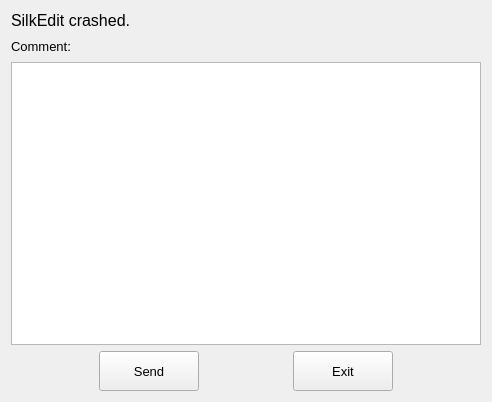
Old version of the form crashreporter/src/mainwindow.ui in the repository silkedit/silkedit.
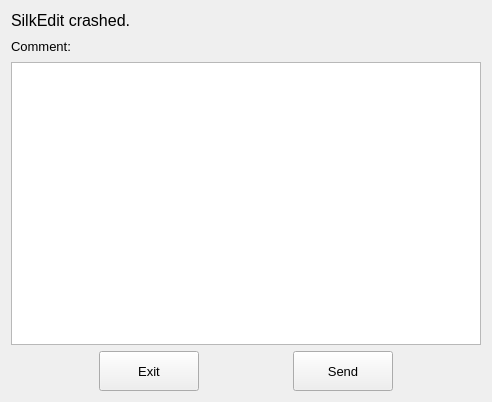
New version of the form.

The edit to the form file:
```diff
--- a/crashreporter/src/mainwindow.ui
+++ b/crashreporter/src/mainwindow.ui
@@ -91,7 +91,7 @@
       <item>
        <layout class="QHBoxLayout" name="horizontalLayout">
         <item>
-         <widget class="QPushButton" name="pushButton_send">
+         <widget class="QPushButton" name="pushButton_exit">
           <property name="minimumSize">
            <size>
             <width>100</width>
@@ -110,12 +110,12 @@
            </font>
           </property>
           <property name="text">
-           <string>Send</string>
+           <string>Exit</string>
           </property>
          </widget>
         </item>
         <item>
-         <widget class="QPushButton" name="pushButton_exit">
+         <widget class="QPushButton" name="pushButton_send">
           <property name="sizePolicy">
            <sizepolicy hsizetype="Minimum" vsizetype="Fixed">
             <horstretch>0</horstretch>
@@ -140,7 +140,7 @@
            </font>
           </property>
           <property name="text">
-           <string>Exit</string>
+           <string>Send</string>
           </property>
          </widget>
         </item>
```
